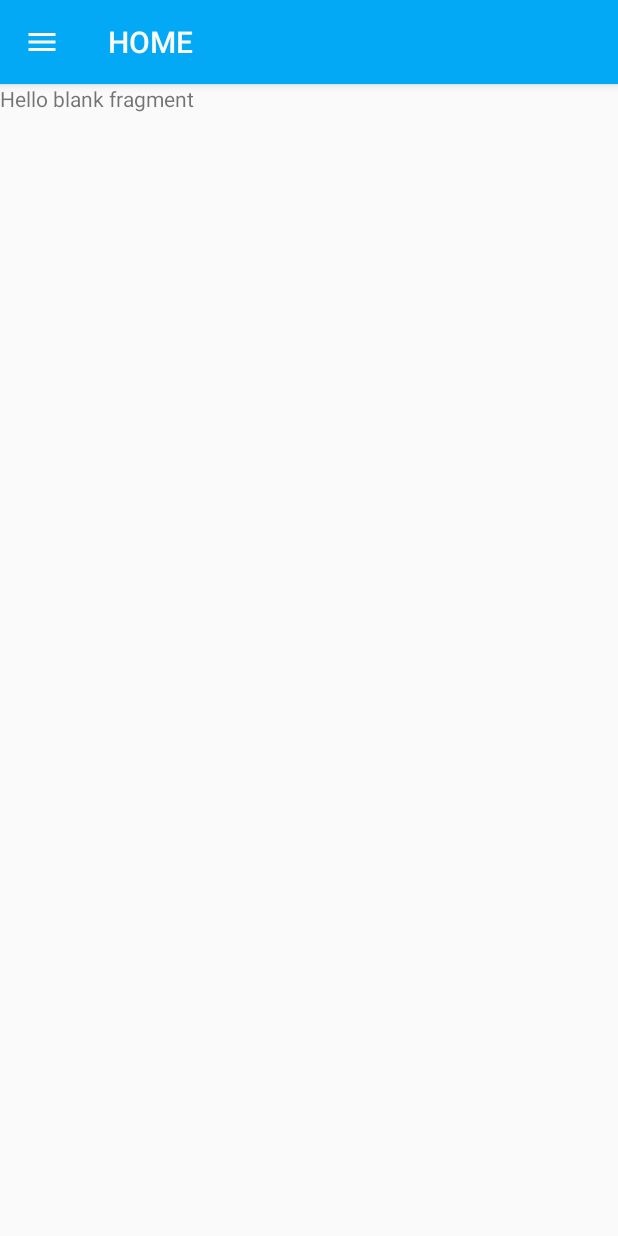
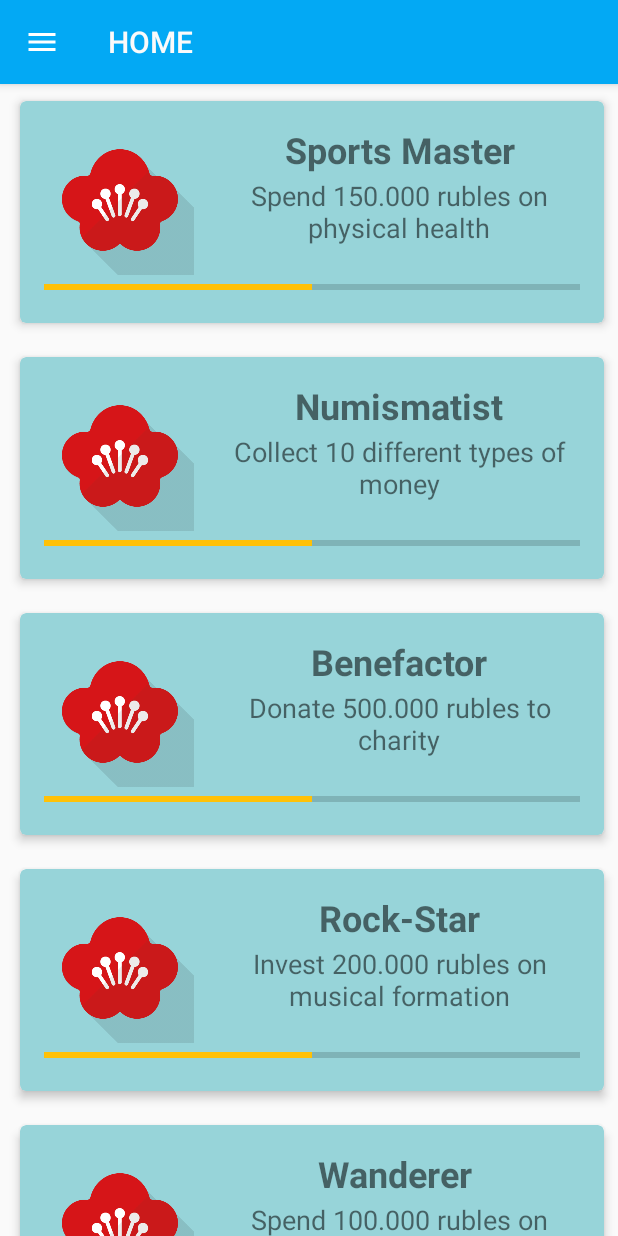
Before and after one commit to kobaken0029/katyusha-android, an Android app: the fragment BadgeFragment placed in its activity, on a phone screen of 412 x 824 dp. Run offline under Robolectric (Android 15) with nearby library versions, the phone set to English and light mode, and no system bars; our stand-ins replace CircleImageView, data binding; libraries missing offline, so code that uses them is left out: io.soramitsu.irohaandroid; 4 statements that could not run were skipped.

Commit message:
Implement badge list view

```diff
--- /dev/null
+++ b/app/src/main/java/soramitsu/io/katyusha/BadgeAdapter.java
@@ -0,0 +1,63 @@
+package soramitsu.io.katyusha;
+
+import android.support.v7.widget.CardView;
+import android.support.v7.widget.RecyclerView;
+import android.view.LayoutInflater;
+import android.view.View;
+import android.view.ViewGroup;
+import android.widget.ImageView;
+import android.widget.TextView;
+
+import java.util.List;
+
+import soramitsu.io.katyusha.entity.Badge;
+
+/**
+ * Created by Andrey on 19.11.2016.
+ */
+
+class BadgeAdapter extends RecyclerView.Adapter<BadgeAdapter.BadgeViewHolder> {
+    private List<Badge> badgeList;
+
+    BadgeAdapter(List<Badge> badgeList) {
+        this.badgeList = badgeList;
+    }
+
+    @Override
+    public void onAttachedToRecyclerView(RecyclerView recyclerView) {
+        super.onAttachedToRecyclerView(recyclerView);
+    }
+
+    @Override
+    public BadgeViewHolder onCreateViewHolder(ViewGroup parent, int viewType) {
+        View v = LayoutInflater.from(parent.getContext()).inflate(R.layout.list_badge, parent, false);
+        return new BadgeViewHolder(v);
+    }
+
+    @Override
+    public void onBindViewHolder(BadgeViewHolder holder, int position) {
+        holder.badgeName.setText(badgeList.get(position).getBadgeName());
+        holder.badgeDescription.setText(badgeList.get(position).getBadgeDescription());
+        holder.badgeImage.setImageResource(badgeList.get(position).getBadgeImageId());
+    }
+
+    @Override
+    public int getItemCount() {
+        return badgeList.size();
+    }
+
+    class BadgeViewHolder extends RecyclerView.ViewHolder {
+        CardView cardView;
+        TextView badgeName;
+        TextView badgeDescription;
+        ImageView badgeImage;
+
+        BadgeViewHolder(View itemView) {
+            super(itemView);
+            cardView = (CardView) itemView.findViewById(R.id.cv);
+            badgeName = (TextView) itemView.findViewById(R.id.textViewBadgeName);
+            badgeDescription = (TextView) itemView.findViewById(R.id.badge_description);
+            badgeImage = (ImageView) itemView.findViewById(R.id.badge_image);
+        }
+    }
+}
--- a/app/src/main/java/soramitsu/io/katyusha/BadgeFragment.java
+++ b/app/src/main/java/soramitsu/io/katyusha/BadgeFragment.java
@@ -2,22 +2,36 @@ package soramitsu.io.katyusha;
 
 import android.os.Bundle;
 import android.support.v4.app.Fragment;
+import android.support.v7.widget.LinearLayoutManager;
+import android.support.v7.widget.RecyclerView;
 import android.view.LayoutInflater;
 import android.view.View;
 import android.view.ViewGroup;
+
+import soramitsu.io.katyusha.entity.Badge;
 
 public class BadgeFragment extends Fragment {
     public static final String TAG = BadgeFragment.class.getSimpleName();
 
     public static BadgeFragment newInstance() {
-        BadgeFragment fragment = new BadgeFragment();
-        return fragment;
+        return new BadgeFragment();
     }
 
     @Override
     public View onCreateView(LayoutInflater inflater, ViewGroup container,
                              Bundle savedInstanceState) {
-        return inflater.inflate(R.layout.fragment_badge, container, false);
+        View rootView = inflater.inflate(R.layout.fragment_badge, container, false);
+        RecyclerView rv = (RecyclerView) rootView.findViewById(R.id.rv_badge);
+
+        Badge badge = new Badge();
+        badge.initializeData();
+
+        BadgeAdapter badgeAdapter = new BadgeAdapter(badge.getBadges());
+
+        RecyclerView.LayoutManager mLayoutManager = new LinearLayoutManager(this.getActivity());
+        rv.setLayoutManager(mLayoutManager);
+        rv.setAdapter(badgeAdapter);
+        return rootView;
     }
 
 }
--- /dev/null
+++ b/app/src/main/java/soramitsu/io/katyusha/entity/Badge.java
@@ -0,0 +1,67 @@
+package soramitsu.io.katyusha.entity;
+
+import java.util.ArrayList;
+import java.util.List;
+
+import soramitsu.io.katyusha.R;
+
+/**
+ * Created by Andrey on 19.11.2016.
+ */
+
+public class Badge {
+    private String badgeName;
+    private String badgeDescription;
+    private int badgeImageId;
+    private List<Badge> badges;
+
+    public Badge() {
+    }
+
+    private Badge(String badgeName, String badgeDescription, int badgeImageId) {
+        this.badgeName = badgeName;
+        this.badgeDescription = badgeDescription;
+        this.badgeImageId = badgeImageId;
+    }
+
+    public String getBadgeName() {
+        return badgeName;
+    }
+
+    public void setBadgeName(String badgeName) {
+        this.badgeName = badgeName;
+    }
+
+    public String getBadgeDescription() {
+        return badgeDescription;
+    }
+
+    public void setBadgeDescription(String badgeDescription) {
+        this.badgeDescription = badgeDescription;
+    }
+
+    public int getBadgeImageId() {
+        return badgeImageId;
+    }
+
+    public void setBadgeImageId(int badgeImageId) {
+        this.badgeImageId = badgeImageId;
+    }
+
+    public List<Badge> getBadges() {
+        return badges;
+    }
+
+    public void setBadges(List<Badge> badges) {
+        this.badges = badges;
+    }
+
+    public void initializeData() {
+        badges = new ArrayList<>();
+        badges.add(new Badge("Sports Master", "Spend 150.000 rubles on physical health", R.drawable.plum));
+        badges.add(new Badge("Numismatist", "Collect 10 different types of money", R.drawable.plum));
+        badges.add(new Badge("Benefactor", "Donate 500.000 rubles to charity", R.drawable.plum));
+        badges.add(new Badge("Rock-Star", "Invest 200.000 rubles on musical formation", R.drawable.plum));
+        badges.add(new Badge("Wanderer ", "Spend 100.000 rubles on travel", R.drawable.plum));
+    }
+}
--- a/app/src/main/res/layout/fragment_badge.xml
+++ b/app/src/main/res/layout/fragment_badge.xml
@@ -5,9 +5,11 @@
     tools:context="soramitsu.io.katyusha.BadgeFragment">
 
     <!-- TODO: Update blank fragment layout -->
-    <TextView
+
+    <!--Recycle view for badges-->
+    <android.support.v7.widget.RecyclerView
+        android:id="@+id/rv_badge"
         android:layout_width="match_parent"
-        android:layout_height="match_parent"
-        android:text="@string/hello_blank_fragment" />
+        android:layout_height="match_parent" />
 
 </FrameLayout>
--- a/app/src/main/res/layout/list_badge.xml
+++ b/app/src/main/res/layout/list_badge.xml
@@ -1,33 +1,91 @@
 <?xml version="1.0" encoding="utf-8"?>
 <layout xmlns:android="http://schemas.android.com/apk/res/android"
     xmlns:app="http://schemas.android.com/apk/res-auto"
-    xmlns:tools="http://schemas.android.com/tools">
+    android:padding="16dp">
 
+    <!--<android.support.v7.widget.CardView-->
+    <!--android:id="@+id/root"-->
+    <!--style="@style/MyCardView"-->
+    <!--android:layout_width="match_parent"-->
+    <!--android:layout_height="match_parent"-->
+    <!--app:cardBackgroundColor="#97d4d9">-->
+
+    <!--&lt;!&ndash;<TextView&ndash;&gt;-->
+    <!--&lt;!&ndash;android:id="@+id/timestamp"&ndash;&gt;-->
+    <!--&lt;!&ndash;android:layout_width="wrap_content"&ndash;&gt;-->
+    <!--&lt;!&ndash;android:layout_height="wrap_content"&ndash;&gt;-->
+    <!--&lt;!&ndash;android:layout_alignParentEnd="true"&ndash;&gt;-->
+    <!--&lt;!&ndash;android:layout_gravity="bottom|end"&ndash;&gt;-->
+    <!--&lt;!&ndash;android:padding="4dp"&ndash;&gt;-->
+    <!--&lt;!&ndash;android:text="@{transaction.modifyDisplayDate()}"&ndash;&gt;-->
+    <!--&lt;!&ndash;android:textColor="@color/secondary_text"&ndash;&gt;-->
+    <!--&lt;!&ndash;android:textSize="12sp"&ndash;&gt;-->
+    <!--&lt;!&ndash;tools:text="10秒前" />&ndash;&gt;-->
+
+    <!--<ImageView-->
+    <!--android:layout_width="match_parent"-->
+    <!--android:layout_height="wrap_content"-->
+    <!--android:scaleType="fitCenter"-->
+    <!--android:src="@drawable/plum" />-->
+
+    <!--</android.support.v7.widget.CardView>-->
     <android.support.v7.widget.CardView
-        android:id="@+id/root"
+        android:id="@+id/cv"
         style="@style/MyCardView"
         android:layout_width="match_parent"
-        android:layout_height="match_parent"
+        android:layout_height="wrap_content"
         app:cardBackgroundColor="#97d4d9">
 
-        <!--<TextView-->
-        <!--android:id="@+id/timestamp"-->
-        <!--android:layout_width="wrap_content"-->
-        <!--android:layout_height="wrap_content"-->
-        <!--android:layout_alignParentEnd="true"-->
-        <!--android:layout_gravity="bottom|end"-->
-        <!--android:padding="4dp"-->
-        <!--android:text="@{transaction.modifyDisplayDate()}"-->
-        <!--android:textColor="@color/secondary_text"-->
-        <!--android:textSize="12sp"-->
-        <!--tools:text="10秒前" />-->
-
-        <ImageView
+        <RelativeLayout
             android:layout_width="match_parent"
             android:layout_height="wrap_content"
-            android:scaleType="fitCenter"
-            android:src="@drawable/plum" />
+            android:padding="16dp">
 
+            <ImageView
+                android:id="@+id/badge_image"
+                android:layout_width="100dp"
+                android:layout_height="100dp"
+                android:layout_alignParentLeft="true"
+                android:layout_alignParentTop="true"
+                android:layout_marginRight="16dp"
+                android:scaleType="fitXY"
+                app:srcCompat="@drawable/plum" />
+
+            <ProgressBar
+                android:id="@+id/badge_progressBar"
+                style="?android:attr/progressBarStyleHorizontal"
+                android:layout_width="wrap_content"
+                android:layout_height="wrap_content"
+                android:layout_alignParentEnd="true"
+                android:layout_alignParentStart="true"
+                android:layout_below="@+id/badge_image"
+                android:max="100"
+                android:progress="50" />
+
+            <TextView
+                android:id="@+id/textViewBadgeName"
+                android:layout_width="wrap_content"
+                android:layout_height="wrap_content"
+                android:layout_alignParentEnd="true"
+                android:layout_alignParentTop="true"
+                android:layout_toEndOf="@+id/badge_image"
+                android:text="Curious"
+                android:textAlignment="center"
+                android:textSize="24sp"
+                android:textStyle="normal|bold" />
+
+            <TextView
+                android:id="@+id/badge_description"
+                android:layout_width="wrap_content"
+                android:layout_height="wrap_content"
+                android:layout_alignParentEnd="true"
+                android:layout_centerVertical="true"
+                android:layout_toEndOf="@+id/badge_image"
+                android:text="Spend 100.000 rubles on travel"
+                android:textAlignment="center"
+                android:textAllCaps="false"
+                android:textSize="18sp" />
+        </RelativeLayout>
     </android.support.v7.widget.CardView>
 
 </layout>
```
